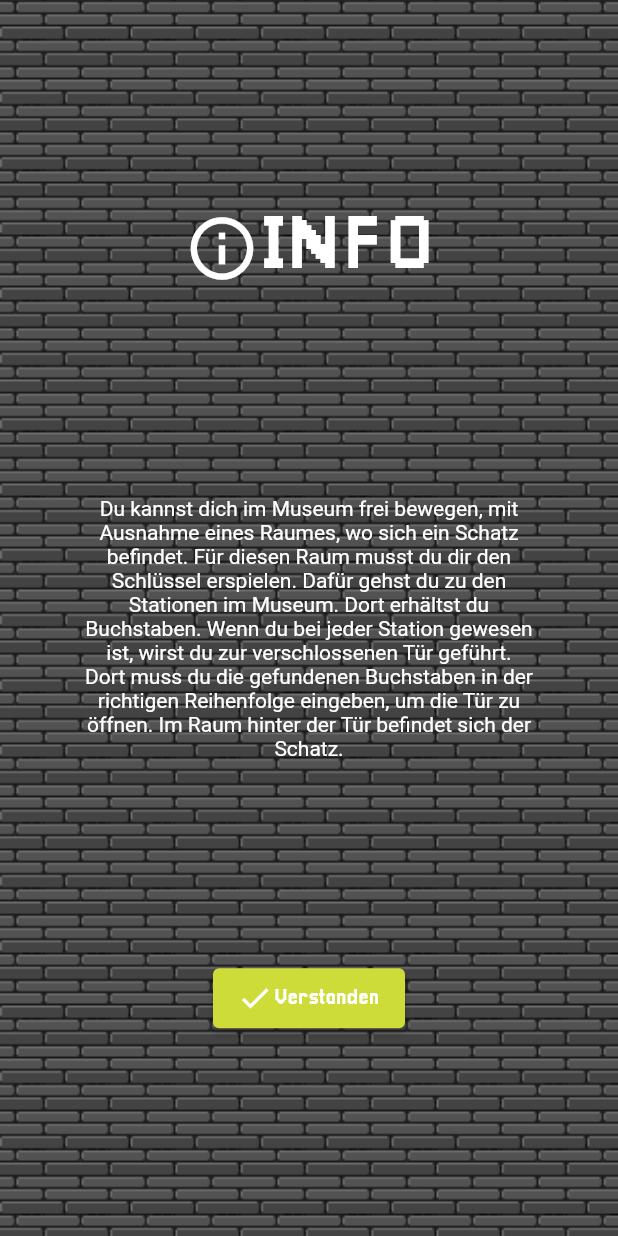
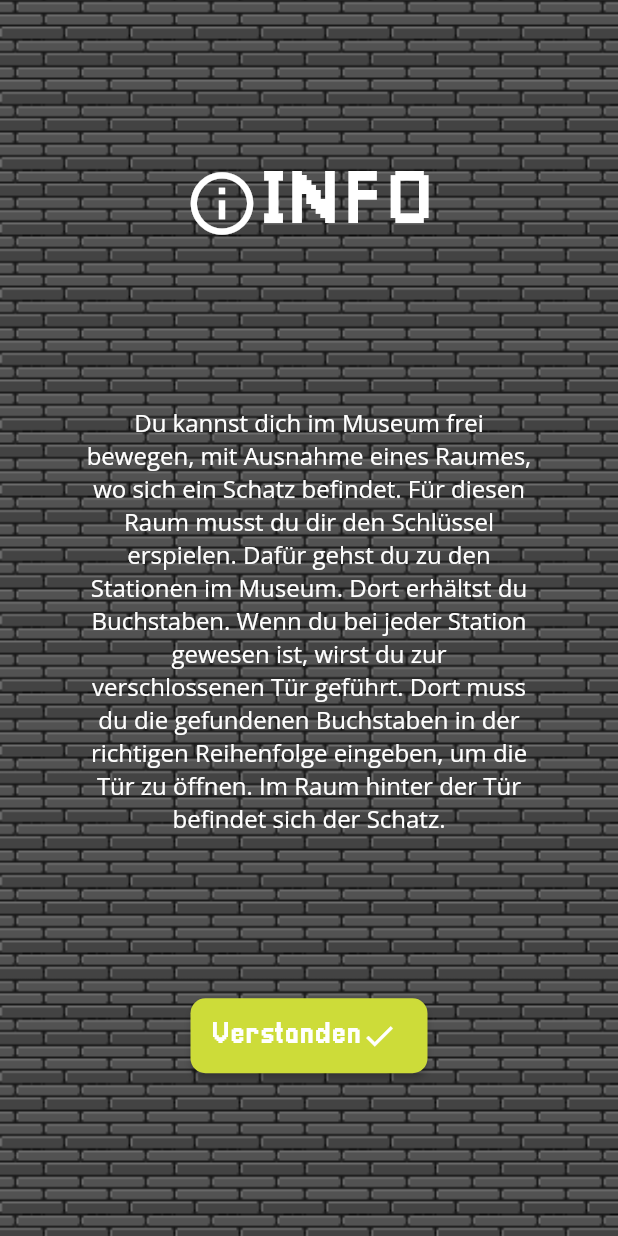
Before and after one commit to n-gredlein/applikationsdesign, a Flutter app: the screen it shows after launch, after a tap on the "info" icon, on a phone screen of 412 x 824 dp. Run offline on Flutter 3.47's test engine with Material 2 defaults, Android fonts, the phone set to English and light mode, and no system bars.

Commit message:
ThemeData

```diff
--- a/lib/InfoPage.dart
+++ b/lib/InfoPage.dart
@@ -22,12 +22,7 @@ class InfoPage extends StatelessWidget {
                         color: Colors.white,
                         size: 50,
                       ),
-                      Text("INFO",
-                          style: TextStyle(
-                            fontFamily: 'Pixellari',
-                            fontSize: 50,
-                            color: Colors.white,
-                          ))
+                      Text("INFO", style: Theme.of(context).textTheme.headline1)
                     ]))),
                 Container(
                   width: 300,
@@ -38,17 +33,17 @@ class InfoPage extends StatelessWidget {
                   ),
                 ),
                 Container(
-                    width: 128,
-                    height: 40,
+                    width: 158,
+                    height: 50,
                     child: ElevatedButton(
                       onPressed: () {
                         Navigator.pop(context, true);
                       },
                       child: Row(
                         children: [
+                          Text("Verstanden",
+                              style: TextStyle(fontFamily: 'Pixellari')),
                           Icon(Icons.check),
-                          Text("Verstanden",
-                              style: TextStyle(fontFamily: 'Pixellari'))
                         ],
                       ),
                       style: ButtonStyle(
--- a/lib/main.dart
+++ b/lib/main.dart
@@ -18,10 +18,25 @@ void main() {
 class MyApp extends StatelessWidget {
   @override
   Widget build(BuildContext context) => MaterialApp(
-        debugShowCheckedModeBanner: false,
-        initialRoute: getInitialRoute(),
-        onGenerateRoute: (route) => getRoute(route),
-      );
+      debugShowCheckedModeBanner: false,
+      initialRoute: getInitialRoute(),
+      onGenerateRoute: (route) => getRoute(route),
+      theme: ThemeData(
+          fontFamily: 'Pixellari',
+          textTheme: const TextTheme(
+            headline1: TextStyle(fontSize: 50.0, color: Colors.white),
+            headline2: TextStyle(fontSize: 20.0, color: Colors.white),
+            bodyText2:
+                TextStyle(fontSize: 16.0, fontFamily: 'OpenSans-Regular'),
+            button: TextStyle(fontSize: 20.0),
+          ),
+          floatingActionButtonTheme: FloatingActionButtonThemeData(
+              backgroundColor: Colors.transparent),
+          elevatedButtonTheme: ElevatedButtonThemeData(
+              style: ElevatedButton.styleFrom(
+            shape: RoundedRectangleBorder(
+                borderRadius: BorderRadius.circular(10.0)),
+          ))));
 
   String getInitialRoute() => AppRoutes.start;
 
--- a/lib/startPage.dart
+++ b/lib/startPage.dart
@@ -16,26 +16,20 @@ class StartPage extends StatelessWidget {
               children: [
                 Text('DAS KLEINE GESPENST',
                     textAlign: TextAlign.center,
-                    style: TextStyle(
-                        fontFamily: 'Pixellari',
-                        fontSize: 50,
-                        color: Colors.white)),
-                Text('IM MUSEUM',
-                    style: TextStyle(
-                        fontFamily: 'Pixellari',
-                        fontSize: 20,
-                        color: Colors.white)),
-                Image.asset('assets/images/ghost_right.png', scale: 0.2),
+                    style: Theme.of(context).textTheme.headline1),
+                Text('IM MUSEUM', style: Theme.of(context).textTheme.headline2),
+                Image.asset('assets/images/ghost_right.png', scale: 0.15),
                 Container(
-                    width: 102,
-                    height: 40,
+                    width: 121,
+                    height: 50,
                     child: ElevatedButton(
                       onPressed: () {},
                       child: Row(
                         children: [
                           Icon(Icons.play_arrow),
-                          Text("Starten",
-                              style: TextStyle(fontFamily: 'Pixellari'))
+                          Text(
+                            "Starten",
+                          )
                         ],
                       ),
                       style: ButtonStyle(
@@ -45,12 +39,11 @@ class StartPage extends StatelessWidget {
                 FloatingActionButton(
                     child: Icon(
                       Icons.info,
-                      size: 30,
+                      size: 50,
                     ),
                     onPressed: () {
                       Navigator.pushNamed(context, AppRoutes.info);
                     },
-                    backgroundColor: Colors.transparent,
                     elevation: 0.0),
               ],
             ))));
```
Also changed, not shown: pubspec.yaml (+7 -0 lines), assets/fonts/OpenSans-Regular.ttf (added), assets/fonts/Pushster-Regular.ttf (added), pubspec.lock.
